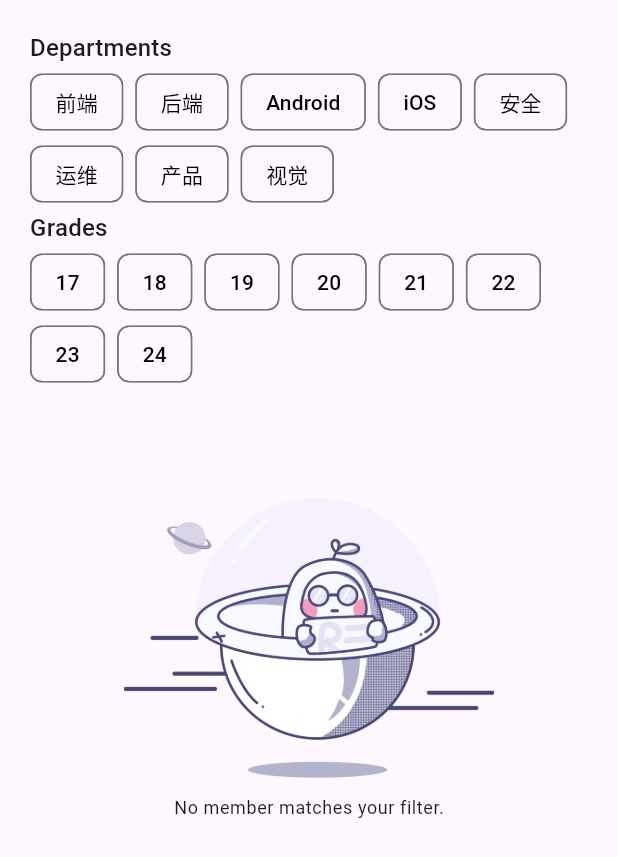
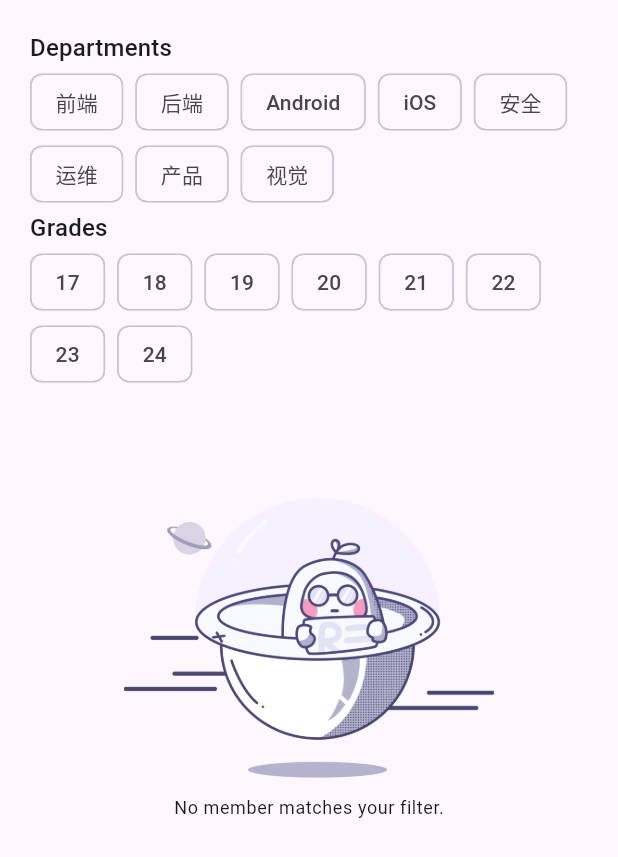
Before and after one commit to hall-of-fame/hof-flutter, a Flutter app: the CategoryScreen widget shown alone on an empty page, opened directly, on a phone screen of 412 x 824 dp. Shown: the top 857 px of the screen. Run offline on Flutter 3.47's test engine with Material 3 defaults, Android fonts, the phone set to English and light mode, and no system bars; our stand-ins replace cached_network_image, share_plus, shared_preferences; accounts and stored records are empty; network calls fail.

Commit message:
fix: wrong label text color

```diff
--- a/lib/view/screens/category.dart
+++ b/lib/view/screens/category.dart
@@ -50,25 +50,7 @@ class _CategoryScreenState extends State<CategoryScreen>
                     (department) => Container(
                       padding: const EdgeInsets.fromLTRB(0, 0, 8, 0),
                       child: FilterChip(
-                        label: Text(
-                          department,
-                          style: TextStyle(
-                            // TODO: 这里的判断有点儿绕，因为 Flutter 3.3 对 Chip 的
-                            // 颜色显示有点儿 bug，更新之后注意下这里看看修没修好
-                            color: (Theme.of(context).brightness ==
-                                        Brightness.light) ==
-                                    filter.departments[department]
-                                ? Colors.white
-                                : Colors.black,
-                          ),
-                        ),
-                        side: BorderSide(
-                          // TODO: 这里的判断有点儿绕，因为 Flutter 3.3 对 Chip 的颜
-                          // 色显示有点儿 bug，更新之后注意下这里看看修没修好
-                          color: filter.departments[department] ?? false
-                              ? Colors.transparent
-                              : Theme.of(context).dividerColor,
-                        ),
+                        label: Text(department),
                         selected: filter.departments[department] ?? false,
                         onSelected: (selected) => setState(() {
                           filter.departments[department] = selected;
@@ -89,25 +71,7 @@ class _CategoryScreenState extends State<CategoryScreen>
                     (grade) => Container(
                       padding: const EdgeInsets.fromLTRB(0, 0, 8, 0),
                       child: FilterChip(
-                        label: Text(
-                          grade,
-                          style: TextStyle(
-                            // TODO: 这里的判断有点儿绕，因为 Flutter 3.3 对 Chip 的
-                            // 颜色显示有点儿 bug，更新之后注意下这里看看修没修好
-                            color: (Theme.of(context).brightness ==
-                                        Brightness.light) ==
-                                    filter.grades[grade]
-                                ? Colors.white
-                                : Colors.black,
-                          ),
-                        ),
-                        side: BorderSide(
-                          // TODO: 这里的判断有点儿绕，因为 Flutter 3.3 对 Chip 的
-                          // 颜色显示有点儿 bug，更新之后注意下这里看看修没修好
-                          color: filter.grades[grade] ?? false
-                              ? Colors.transparent
-                              : Theme.of(context).dividerColor,
-                        ),
+                        label: Text(grade),
                         selected: filter.grades[grade] ?? false,
                         onSelected: (selected) => setState(() {
                           filter.grades[grade] = selected;
@@ -150,27 +114,7 @@ class _CategoryScreenState extends State<CategoryScreen>
                               (student) => Container(
                                 padding: const EdgeInsets.fromLTRB(0, 0, 8, 0),
                                 child: FilterChip(
-                                  label: Text(
-                                    student,
-                                    style: TextStyle(
-                                      // TODO: 这里的判断有点儿绕，因为 Flutter 3.3
-                                      // 对 Chip 的颜色显示有点儿 bug，更新之后注意下
-                                      // 这里看看修没修好
-                                      color: (Theme.of(context).brightness ==
-                                                  Brightness.light) ==
-                                              filter.students[student]
-                                          ? Colors.white
-                                          : Colors.black,
-                                    ),
-                                  ),
-                                  side: BorderSide(
-                                    // TODO: 这里的判断有点儿绕，因为 Flutter 3.3 对
-                                    // Chip 的颜色显示有点儿 bug，更新之后注意下这里看
-                                    // 看修没修好
-                                    color: filter.students[student] ?? false
-                                        ? Colors.transparent
-                                        : Theme.of(context).dividerColor,
-                                  ),
+                                  label: Text(student),
                                   selected: filter.students[student] ?? false,
                                   onSelected: (selected) => setState(
                                     () => filter.students[student] = selected,
```
